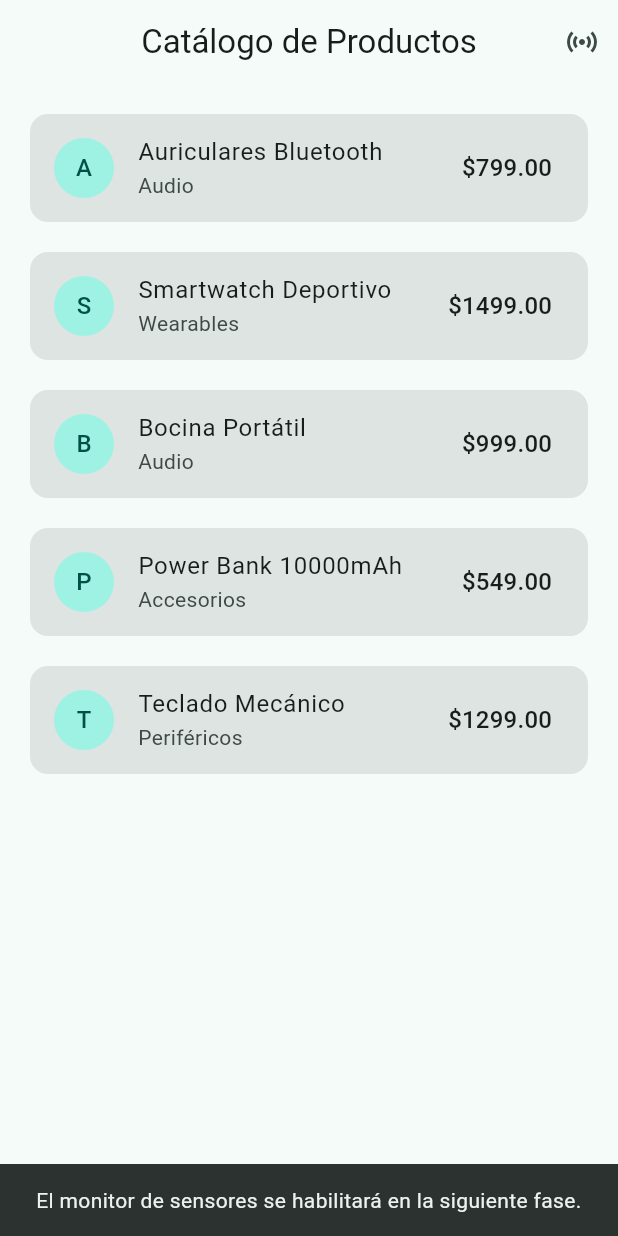
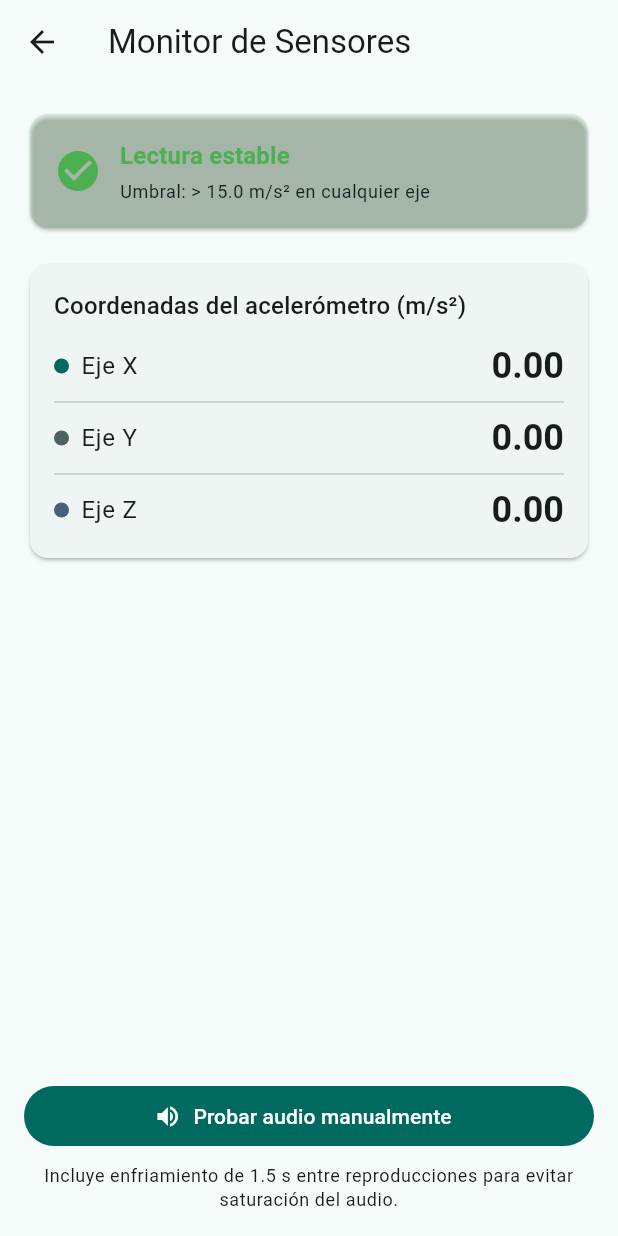
Before and after one commit to rub803030/actividad4-sensores-multimedia, a Flutter app: the screen it shows after launch, after a tap on the "sensors" icon, on a phone screen of 412 x 824 dp. Run offline on Flutter 3.47's test engine with Material 3 defaults, Android fonts, the phone set to English and light mode, and no system bars; our stand-ins replace audioplayers, sensors_plus.

Commit message:
feat: implementar lectura de acelerometro y alerta sonora multimedia

```diff
--- a/lib/presentation/views/catalogo_view.dart
+++ b/lib/presentation/views/catalogo_view.dart
@@ -1,4 +1,6 @@
 import 'package:flutter/material.dart';
+
+import 'monitor_sensores_view.dart';
 
 class CatalogoView extends StatelessWidget {
   const CatalogoView({super.key});
@@ -22,9 +24,9 @@ class CatalogoView extends StatelessWidget {
             tooltip: 'Monitor de sensores',
             icon: const Icon(Icons.sensors),
             onPressed: () {
-              ScaffoldMessenger.of(context).showSnackBar(
-                const SnackBar(
-                  content: Text('El monitor de sensores se habilitará en la siguiente fase.'),
+              Navigator.of(context).push(
+                MaterialPageRoute(
+                  builder: (_) => const MonitorSensoresView(),
                 ),
               );
             },
@@ -34,7 +36,7 @@ class CatalogoView extends StatelessWidget {
       body: ListView.separated(
         padding: const EdgeInsets.all(16),
         itemCount: productos.length,
-        separatorBuilder: (_, __) => const SizedBox(height: 12),
+        separatorBuilder: (_, _) => const SizedBox(height: 12),
         itemBuilder: (context, index) {
           final producto = productos[index];
           return Card(
--- /dev/null
+++ b/lib/presentation/views/monitor_sensores_view.dart
@@ -0,0 +1,272 @@
+import 'dart:async';
+
+import 'package:audioplayers/audioplayers.dart';
+import 'package:flutter/material.dart';
+import 'package:sensors_plus/sensors_plus.dart';
+
+class MonitorSensoresView extends StatefulWidget {
+  const MonitorSensoresView({super.key});
+
+  @override
+  State<MonitorSensoresView> createState() => _MonitorSensoresViewState();
+}
+
+class _MonitorSensoresViewState extends State<MonitorSensoresView> {
+  static const double _umbralSacudida = 15.0;
+  static const Duration _cooldown = Duration(milliseconds: 1500);
+
+  StreamSubscription<AccelerometerEvent>? _accelerometerSubscription;
+  final AudioPlayer _audioPlayer = AudioPlayer();
+
+  double _x = 0;
+  double _y = 0;
+  double _z = 0;
+  bool _sacudidaDetectada = false;
+  bool _sensorDisponible = true;
+  String? _mensajeError;
+  DateTime _ultimaReproduccion = DateTime.fromMillisecondsSinceEpoch(0);
+  Timer? _indicadorTimer;
+
+  @override
+  void initState() {
+    super.initState();
+    _iniciarEscuchaAcelerometro();
+  }
+
+  void _iniciarEscuchaAcelerometro() {
+    try {
+      _accelerometerSubscription = accelerometerEventStream().listen(
+        (AccelerometerEvent event) {
+          final bool sacudida = event.x.abs() > _umbralSacudida ||
+              event.y.abs() > _umbralSacudida ||
+              event.z.abs() > _umbralSacudida;
+
+          if (!mounted) return;
+          setState(() {
+            _x = event.x;
+            _y = event.y;
+            _z = event.z;
+            _sensorDisponible = true;
+            _mensajeError = null;
+          });
+
+          if (sacudida) {
+            _activarAlertaSacudida();
+          }
+        },
+        onError: (Object error, StackTrace stackTrace) {
+          if (!mounted) return;
+          setState(() {
+            _sensorDisponible = false;
+            _mensajeError =
+                'Sensor de acelerómetro no disponible: $error';
+          });
+        },
+        cancelOnError: false,
+      );
+    } catch (error) {
+      _sensorDisponible = false;
+      _mensajeError = 'No se pudo iniciar la lectura del sensor: $error';
+    }
+  }
+
+  Future<void> _reproducirAlerta() async {
+    final DateTime ahora = DateTime.now();
+    if (ahora.difference(_ultimaReproduccion) < _cooldown) {
+      return;
+    }
+    _ultimaReproduccion = ahora;
+    try {
+      await _audioPlayer.stop();
+      await _audioPlayer.play(AssetSource('audio/alerta_sacudida.mp3'));
+    } catch (_) {
+      // Se ignoran errores de reproducción para no interrumpir la UI.
+    }
+  }
+
+  void _activarAlertaSacudida() {
+    _indicadorTimer?.cancel();
+    if (mounted) {
+      setState(() {
+        _sacudidaDetectada = true;
+      });
+    }
+    _reproducirAlerta();
+    _indicadorTimer = Timer(const Duration(milliseconds: 1200), () {
+      if (!mounted) return;
+      setState(() {
+        _sacudidaDetectada = false;
+      });
+    });
+  }
+
+  Future<void> _probarAudioManual() async {
+    _ultimaReproduccion = DateTime.fromMillisecondsSinceEpoch(0);
+    await _reproducirAlerta();
+  }
+
+  @override
+  void dispose() {
+    _indicadorTimer?.cancel();
+    _accelerometerSubscription?.cancel();
+    _audioPlayer.dispose();
+    super.dispose();
+  }
+
+  String _formatear(double valor) => valor.toStringAsFixed(2);
+
+  @override
+  Widget build(BuildContext context) {
+    final ColorScheme scheme = Theme.of(context).colorScheme;
+    final Color estadoColor = _sacudidaDetectada ? Colors.red : Colors.green;
+    final String estadoTexto = _sacudidaDetectada
+        ? 'Sacudida fuerte detectada'
+        : 'Lectura estable';
+
+    return Scaffold(
+      appBar: AppBar(
+        title: const Text('Monitor de Sensores'),
+      ),
+      body: Padding(
+        padding: const EdgeInsets.all(16),
+        child: Column(
+          crossAxisAlignment: CrossAxisAlignment.stretch,
+          children: [
+            Card(
+              color: estadoColor.withValues(alpha: 0.12),
+              child: Padding(
+                padding: const EdgeInsets.all(16),
+                child: Row(
+                  children: [
+                    Icon(
+                      _sacudidaDetectada ? Icons.warning_amber : Icons.check_circle,
+                      color: estadoColor,
+                      size: 32,
+                    ),
+                    const SizedBox(width: 12),
+                    Expanded(
+                      child: Column(
+                        crossAxisAlignment: CrossAxisAlignment.start,
+                        children: [
+                          Text(
+                            estadoTexto,
+                            style: Theme.of(context).textTheme.titleMedium?.copyWith(
+                                  color: estadoColor,
+                                  fontWeight: FontWeight.bold,
+                                ),
+                          ),
+                          const SizedBox(height: 4),
+                          Text(
+                            'Umbral: > ${_umbralSacudida.toStringAsFixed(1)} m/s² en cualquier eje',
+                            style: Theme.of(context).textTheme.bodySmall,
+                          ),
+                        ],
+                      ),
+                    ),
+                  ],
+                ),
+              ),
+            ),
+            const SizedBox(height: 16),
+            Card(
+              child: Padding(
+                padding: const EdgeInsets.all(16),
+                child: Column(
+                  crossAxisAlignment: CrossAxisAlignment.start,
+                  children: [
+                    Text(
+                      'Coordenadas del acelerómetro (m/s²)',
+                      style: Theme.of(context).textTheme.titleMedium,
+                    ),
+                    const SizedBox(height: 12),
+                    _EjeTile(
+                      etiqueta: 'Eje X',
+                      valor: _formatear(_x),
+                      color: scheme.primary,
+                    ),
+                    const Divider(),
+                    _EjeTile(
+                      etiqueta: 'Eje Y',
+                      valor: _formatear(_y),
+                      color: scheme.secondary,
+                    ),
+                    const Divider(),
+                    _EjeTile(
+                      etiqueta: 'Eje Z',
+                      valor: _formatear(_z),
+                      color: scheme.tertiary,
+                    ),
+                  ],
+                ),
+              ),
+            ),
+            const SizedBox(height: 12),
+            if (!_sensorDisponible || _mensajeError != null)
+              Card(
+                color: scheme.errorContainer,
+                child: Padding(
+                  padding: const EdgeInsets.all(12),
+                  child: Text(
+                    _mensajeError ??
+                        'No se detectó un acelerómetro disponible en este dispositivo.',
+                    style: TextStyle(color: scheme.onErrorContainer),
+                  ),
+                ),
+              ),
+            const Spacer(),
+            FilledButton.icon(
+              onPressed: _probarAudioManual,
+              icon: const Icon(Icons.volume_up),
+              label: const Text('Probar audio manualmente'),
+            ),
+            const SizedBox(height: 8),
+            Text(
+              'Incluye enfriamiento de 1.5 s entre reproducciones para evitar saturación del audio.',
+              textAlign: TextAlign.center,
+              style: Theme.of(context).textTheme.bodySmall,
+            ),
+          ],
+        ),
+      ),
+    );
+  }
+}
+
+class _EjeTile extends StatelessWidget {
+  final String etiqueta;
+  final String valor;
+  final Color color;
+
+  const _EjeTile({
+    required this.etiqueta,
+    required this.valor,
+    required this.color,
+  });
+
+  @override
+  Widget build(BuildContext context) {
+    return Row(
+      mainAxisAlignment: MainAxisAlignment.spaceBetween,
+      children: [
+        Row(
+          children: [
+            Container(
+              width: 10,
+              height: 10,
+              decoration: BoxDecoration(color: color, shape: BoxShape.circle),
+            ),
+            const SizedBox(width: 8),
+            Text(etiqueta, style: Theme.of(context).textTheme.bodyLarge),
+          ],
+        ),
+        Text(
+          valor,
+          style: Theme.of(context).textTheme.headlineSmall?.copyWith(
+                fontFeatures: const [FontFeature.tabularFigures()],
+                fontWeight: FontWeight.w600,
+              ),
+        ),
+      ],
+    );
+  }
+}
```
Also changed, not shown: 5 other files.
